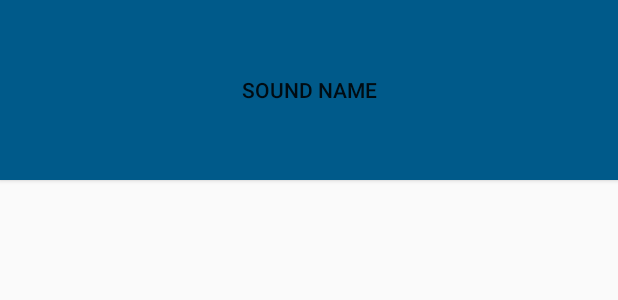
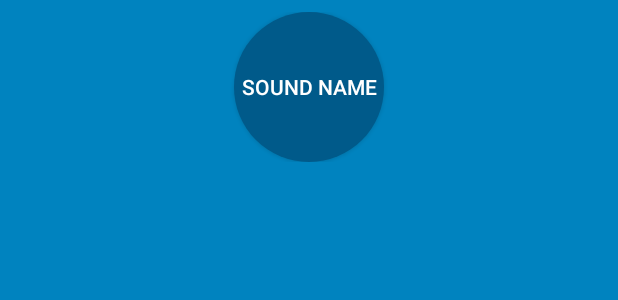
Before and after one commit to parkgrrr/BeatBox, an Android app: the layout list_item_sound.xml on its own in the app's theme, with its tools: preview values and no code run, on a phone screen of 412 x 824 dp. Shown: the top 300 px of the screen. Run offline under Robolectric (Android 15) with nearby library versions, the light colour scheme and no system bars.

Commit message:
Chapter 23 is done, though without the 9-patch

```diff
--- /dev/null
+++ b/app/src/main/res/drawable/button_beat_box.xml
@@ -0,0 +1,6 @@
+<?xml version="1.0" encoding="utf-8"?>
+<selector xmlns:android="http://schemas.android.com/apk/res/android">
+    <item android:drawable="@drawable/button_beat_box_pressed"
+          android:state_pressed="true"/>
+    <item android:drawable="@drawable/button_beat_box_normal"/>
+</selector>
--- /dev/null
+++ b/app/src/main/res/drawable/button_beat_box_normal.xml
@@ -0,0 +1,6 @@
+<shape xmlns:android="http://schemas.android.com/apk/res/android"
+       android:shape="oval">
+    <solid
+        android:color="@color/dark_blue"/>
+
+</shape>
--- /dev/null
+++ b/app/src/main/res/drawable/button_beat_box_pressed.xml
@@ -0,0 +1,16 @@
+<layer-list xmlns:android="http://schemas.android.com/apk/res/android">
+    <Item>
+        <shape xmlns:android="http://schemas.android.com/apk/res/android"
+       android:shape="oval">
+             <solid android:color="@color/red"/>
+        </shape>
+    </Item>
+    <item>
+        <shape
+            android:shape="oval">
+            <stroke
+                android:width="4dp"
+                android:color="@color/dark_red"/>
+        </shape>
+    </item>
+</layer-list>
--- a/app/src/main/res/layout/list_item_sound.xml
+++ b/app/src/main/res/layout/list_item_sound.xml
@@ -6,11 +6,16 @@
             name="viewModel"
             type="com.bignerdranch.android.beatbox.SoundViewModel"/>
     </data>
+    <FrameLayout
+        android:layout_width="match_parent"
+        android:layout_height="wrap_content"
+        android:layout_margin="8dp">
     <Button
-        style="@style/BeatBoxButton.Strong"
-        android:layout_width="match_parent"
-        android:layout_height="120dp"
+        android:layout_width="100dp"
+        android:layout_height="100dp"
+        android:layout_gravity="center"
         android:onClick="@{() -> viewModel.onButtonClicked()}"
         android:text="@{viewModel.title}"
         tools:text="Sound Name"/>
+    </FrameLayout>
 </layout>
--- a/app/src/main/res/values/styles.xml
+++ b/app/src/main/res/values/styles.xml
@@ -1,19 +1,18 @@
 <resources>
 
     <!-- Base application theme. -->
-    <style name="AppTheme" parent="Theme.AppCompat.Light.DarkActionBar">
+    <style name="AppTheme" parent="Theme.AppCompat">
         <!-- Customize your theme here. -->
-        <item name="colorPrimary">@color/colorPrimary</item>
-        <item name="colorPrimaryDark">@color/colorPrimaryDark</item>
-        <item name="colorAccent">@color/colorAccent</item>
+        <item name="colorPrimary">@color/red</item>
+        <item name="colorPrimaryDark">@color/dark_red</item>
+        <item name="colorAccent">@color/gray</item>
+        <item name="buttonStyle">@style/BeatBoxButton</item>
+
+        <item name="android:windowBackground">@color/soothing_blue</item>
     </style>
 
-    <style name="BeatBoxButton">
-        <item name="android:background">@color/dark_blue</item>
-    </style>
-
-    <style name="BeatBoxButton.Strong">
-        <item name="android:textStyle"></item>
+    <style name="BeatBoxButton" parent="Widget.AppCompat.Button">
+        <item name="android:background">@drawable/button_beat_box</item>
     </style>
 
 </resources>
```
